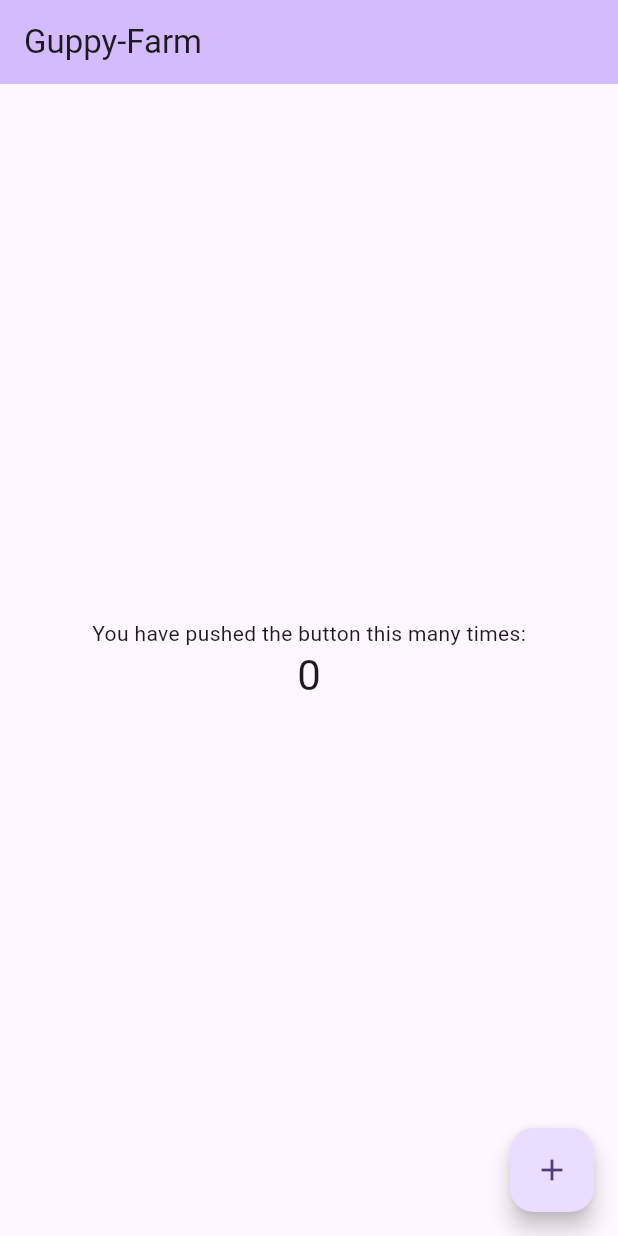
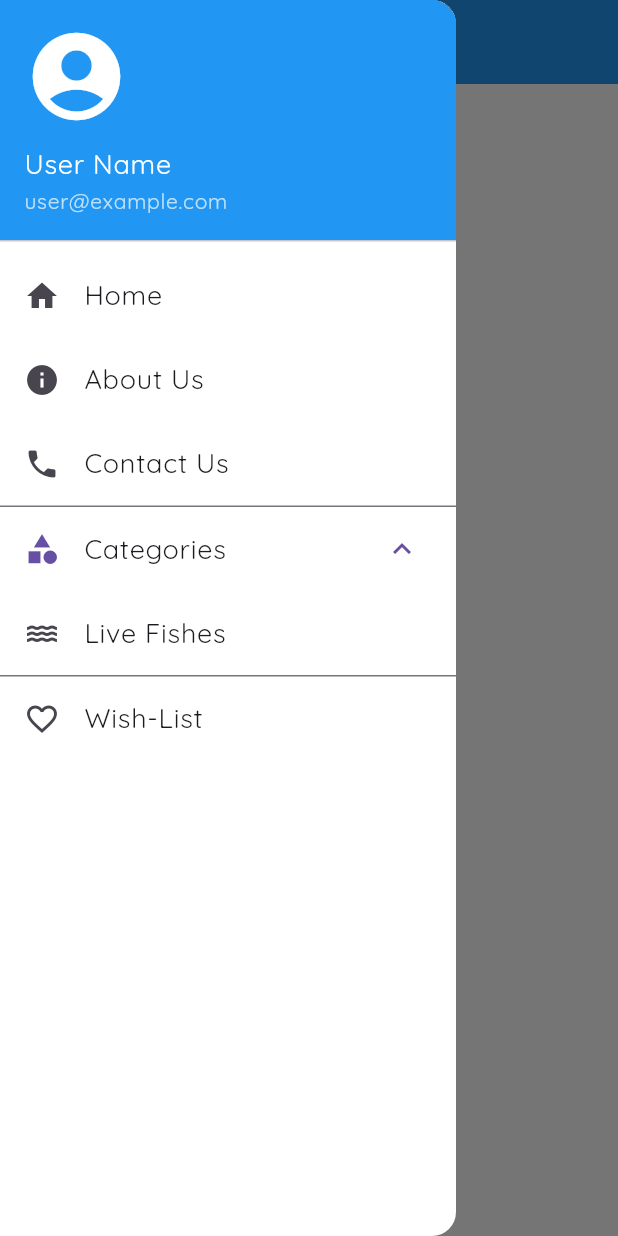
Before and after one commit to aaaronvaz/guppyfarm, a Flutter app: the screen it shows after launch, with the side drawer open (before the commit the screen has no drawer), on a phone screen of 412 x 824 dp. Run offline on Flutter 3.47's test engine with Material 3 defaults, Android fonts, the phone set to English and light mode, and no system bars; our stand-ins replace google_fonts.

Commit message:
home module
Home, Splash, About, theme & Float Contact

```diff
--- /dev/null
+++ b/lib/Module/about.dart
@@ -0,0 +1,14 @@
+import 'package:flutter/material.dart';
+import 'package:guppy_farm/Module/base.dart';
+
+class About extends StatelessWidget {
+  const About({super.key});
+
+  @override
+  Widget build(BuildContext context) {
+    return BaseScreen(
+      title: 'About Us',
+      body: const Center(child: Text('About')),
+    );
+  }
+}
--- /dev/null
+++ b/lib/Module/base.dart
@@ -0,0 +1,33 @@
+import 'package:flutter/material.dart';
+import 'package:guppy_farm/widgets/app_drawer.dart';
+import 'package:guppy_farm/Utils/key.dart';
+import 'package:guppy_farm/Widgets/floating_button.dart';
+
+class BaseScreen extends StatelessWidget {
+  final String title;
+  final Widget body;
+  final bool enableFloat;
+
+  const BaseScreen({super.key, required this.title, required this.body})
+    : enableFloat = title == "About Us";
+
+  @override
+  Widget build(BuildContext context) {
+    return Scaffold(
+      key: scaffoldKey,
+      appBar: AppBar(
+        title: Text(title),
+        leading: IconButton(
+          icon: const Icon(Icons.menu),
+          onPressed: () {
+            scaffoldKey.currentState?.openDrawer();
+          },
+        ),
+      ),
+      drawer: const AppDrawer(),
+      body: body,
+      floatingActionButton: enableFloat ? const FloatingButton() : null,
+      floatingActionButtonLocation: FloatingActionButtonLocation.endFloat,
+    );
+  }
+}
--- /dev/null
+++ b/lib/Module/home.dart
@@ -0,0 +1,17 @@
+import 'package:flutter/material.dart';
+import 'package:guppy_farm/Module/base.dart';
+
+class Home extends StatelessWidget {
+  const Home({super.key});
+
+  @override
+  Widget build(BuildContext context) {
+    return BaseScreen(
+      title: 'Home',
+      body: Column(
+        mainAxisAlignment: MainAxisAlignment.spaceEvenly,
+        children: [Text('1'), Text('2'), Text('3'), Text('4')],
+      ),
+    );
+  }
+}
--- /dev/null
+++ b/lib/Utils/key.dart
@@ -0,0 +1,3 @@
+import 'package:flutter/material.dart';
+
+final GlobalKey<ScaffoldState> scaffoldKey = GlobalKey<ScaffoldState>();
--- /dev/null
+++ b/lib/Widgets/app_drawer.dart
@@ -0,0 +1,92 @@
+import 'package:flutter/material.dart';
+
+class AppDrawer extends StatelessWidget {
+  const AppDrawer({super.key});
+
+  @override
+  Widget build(BuildContext context) {
+    return Drawer(
+      child: ListView(
+        padding: EdgeInsets.zero,
+        children: [
+          DrawerHeader(
+            curve: Curves.easeInOut,
+            duration: Duration(milliseconds: 500),
+            decoration: BoxDecoration(color: Colors.blue),
+            child: Column(
+              crossAxisAlignment: CrossAxisAlignment.start,
+              children: [
+                Icon(Icons.account_circle, size: 70, color: Colors.white),
+                SizedBox(height: 10),
+                Text(
+                  "User Name",
+                  style: TextStyle(color: Colors.white, fontSize: 18),
+                ),
+                Text(
+                  "user@example.com",
+                  style: TextStyle(color: Colors.white70, fontSize: 14),
+                ),
+              ],
+            ),
+          ),
+          ListTile(
+            leading: Icon(Icons.home),
+            title: Text("Home"),
+            onTap:
+                () => {
+                  Navigator.pop(context),
+                  Navigator.pushReplacementNamed(context, '/'),
+                },
+          ),
+          ListTile(
+            leading: Icon(Icons.info),
+            title: Text("About Us"),
+            onTap:
+                () => {
+                  Navigator.pop(context),
+                  Navigator.pushReplacementNamed(context, '/About'),
+                },
+          ),
+          ListTile(
+            leading: Icon(Icons.phone),
+            title: Text('Contact Us'),
+            onTap:
+                () => {
+                  Navigator.pop(context),
+                  Navigator.pushReplacementNamed(context, '/Contact'),
+                },
+          ),
+          ExpansionTile(
+            leading: Icon(Icons.category),
+            title: Text("Categories"),
+            initiallyExpanded: true,
+            //expansionAnimationStyle: AnimationStyle(),
+            children: [
+              ListTile(
+                leading: Icon(Icons.water),
+                title: Text("Live Fishes"),
+                onTap:
+                    () => {
+                      Navigator.pop(context),
+                      Navigator.pushReplacementNamed(
+                        context,
+                        '/Category/Live-Fishes',
+                      ),
+                    },
+              ),
+            ],
+          ),
+          ListTile(
+            leading: Icon(Icons.favorite_border),
+            title: Text("Wish-List"),
+            onTap:
+                () => {
+                  Navigator.pop(context),
+                  Navigator.pushReplacementNamed(context, '/Wish-List'),
+                },
+          ),
+        ],
+      ),
+    );
+  }
+}
--- a/lib/main.dart
+++ b/lib/main.dart
@@ -1,4 +1,9 @@
 import 'package:flutter/material.dart';
+import 'package:guppy_farm/Module/home.dart';
+import 'package:guppy_farm/Module/about.dart';
+import 'package:guppy_farm/Module/splash.dart';
+import 'package:guppy_farm/Module/wish_list.dart';
+import 'package:guppy_farm/theme.dart';
 
 void main() {
   runApp(const MyApp());
@@ -10,56 +15,17 @@ class MyApp extends StatelessWidget {
   @override
   Widget build(BuildContext context) {
     return MaterialApp(
-      title: 'Guppy_Farm',
-      theme: ThemeData(
-
-        colorScheme: ColorScheme.fromSeed(seedColor: Colors.deepPurple),
-      ),
-      home: const MyHomePage(title: 'Guppy-Farm'),
+      debugShowCheckedModeBanner: true,
+      title: 'Guppy Farm',
+      theme: AppTheme.defaultTheme,
+      initialRoute: '/',
+      routes: {
+        '/': (context) => const Home(),
+        '/About': (context) => const About(),
+        '/Contact': (context) => const Splash(title: '2'),
+        '/Category/Live-Fishes': (context) => const Splash(title: '3'),
+        '/Wish-List': (context) => const WishList(),
+      },
     );
   }
 }
-
-class MyHomePage extends StatefulWidget {
-  const MyHomePage({super.key, required this.title});
-  final String title;
-  @override
-  State<MyHomePage> createState() => _MyHomePageState();
-}
-
-class _MyHomePageState extends State<MyHomePage> {
-  int _counter = 0;
-
-  void _incrementCounter() {
-    setState(() {
-      _counter++;
-    });
-  }
-
-  @override
-  Widget build(BuildContext context) {
-    return Scaffold(
-      appBar: AppBar(
-        backgroundColor: Theme.of(context).colorScheme.inversePrimary,
-        title: Text(widget.title),
-      ),
-      body: Center(
-        child: Column(
-          mainAxisAlignment: MainAxisAlignment.center,
-          children: <Widget>[
-            const Text('You have pushed the button this many times:'),
-            Text(
-              '$_counter',
-              style: Theme.of(context).textTheme.headlineMedium,
-            ),
-          ],
-        ),
-      ),
-      floatingActionButton: FloatingActionButton(
-        onPressed: _incrementCounter,
-        tooltip: 'Increment',
-        child: const Icon(Icons.add),
-      ),
-    );
-  }
-}
--- /dev/null
+++ b/lib/theme.dart
@@ -0,0 +1,23 @@
+import 'package:flutter/material.dart';
+import 'package:google_fonts/google_fonts.dart';
+
+class AppTheme {
+  static ThemeData defaultTheme = ThemeData(
+    primarySwatch: Colors.blue,
+    scaffoldBackgroundColor: Colors.white,
+    appBarTheme: AppBarTheme(
+      backgroundColor: Colors.blue,
+      titleTextStyle: GoogleFonts.quicksand(
+        color: Colors.white,
+        fontSize: 20,
+        fontWeight: FontWeight.bold,
+      ),
+      iconTheme: IconThemeData(color: Colors.white), // Icon color in AppBar
+    ),
+    drawerTheme: const DrawerThemeData(backgroundColor: Colors.white),
+    textTheme: TextTheme(
+      bodyLarge: GoogleFonts.quicksand(fontSize: 18, color: Colors.black),
+      bodyMedium: GoogleFonts.quicksand(fontSize: 16, color: Colors.black87),
+    ),
+  );
+}
--- a/pubspec.yaml
+++ b/pubspec.yaml
@@ -34,6 +34,7 @@ dependencies:
   # The following adds the Cupertino Icons font to your application.
   # Use with the CupertinoIcons class for iOS style icons.
   cupertino_icons: ^1.0.8
+  google_fonts: ^6.2.1
 
 dev_dependencies:
   flutter_test:
@@ -58,9 +59,8 @@ flutter:
   uses-material-design: true
 
   # To add assets to your application, add an assets section, like this:
-  # assets:
-  #   - images/a_dot_burr.jpeg
-  #   - images/a_dot_ham.jpeg
+  assets:
+    - Assets/logo.png
 
   # An image asset can refer to one or more resolution-specific "variants", see
   # https://flutter.dev/to/resolution-aware-images
```
Also changed, not shown: lib/Module/splash.dart (added, +22 -0 lines), lib/Module/wish_list.dart (added, +19 -0 lines), lib/Widgets/floating_button.dart (added, +62 -0 lines), Assets/logo.png (added), lib/Module/liveFish.dart (added), pubspec.lock, 2 other files.
